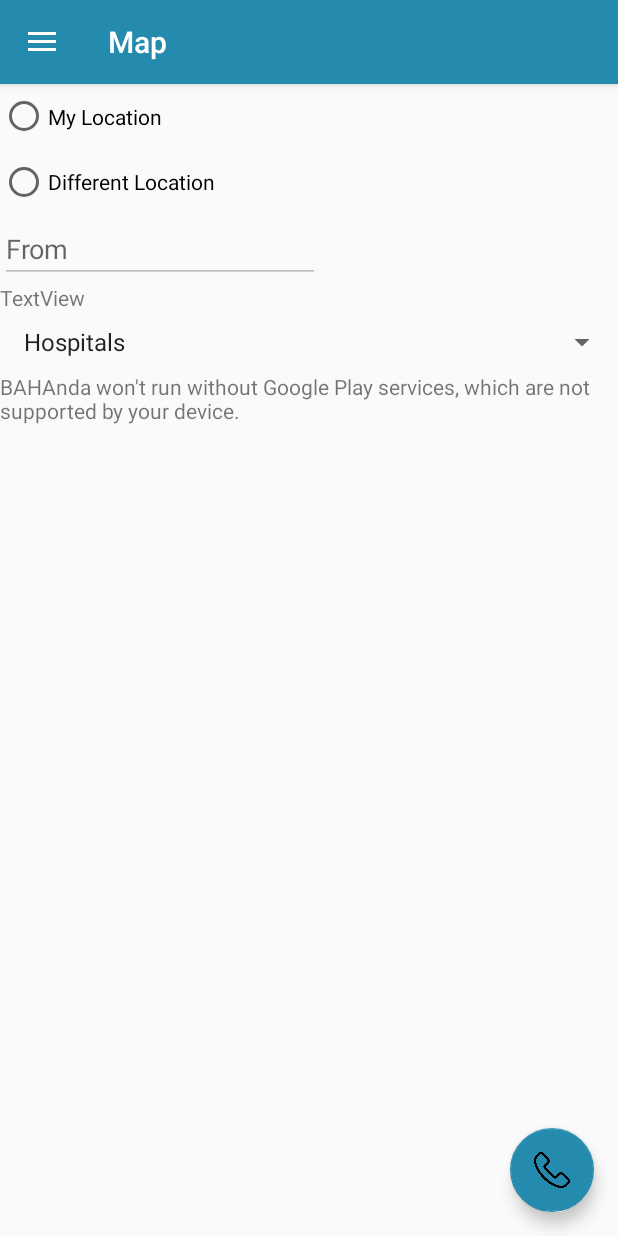
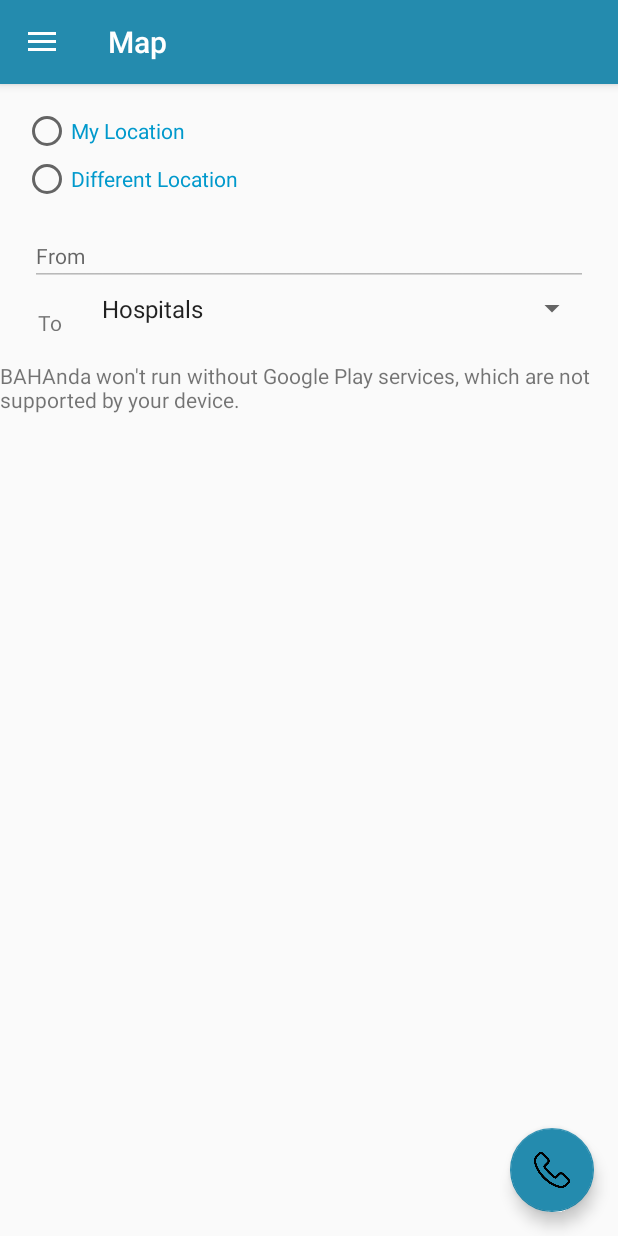
Before and after one commit to 2015084962/BAHAnda, an Android app: the map_activity screen opened directly, with no data from a screen before it, on a phone screen of 412 x 824 dp. Run offline under Robolectric (Android 15) with nearby library versions, the phone set to English and light mode, and no system bars.

Commit message:
Updated Map Activity layout

```diff
--- a/app/src/main/res/layout/content_map_activity.xml
+++ b/app/src/main/res/layout/content_map_activity.xml
@@ -3,6 +3,7 @@
     xmlns:tools="http://schemas.android.com/tools"
     android:layout_width="match_parent"
     android:layout_height="match_parent"
+    android:layout_margin="5dp"
     android:orientation="vertical"
     tools:context="com.cornell.diaz.map_activity">
     <!--tools:showIn="@layout/app_bar_main">-->
@@ -15,46 +16,65 @@
 
     <RadioGroup
         android:id="@+id/rgroup"
-        android:layout_width="217dp"
-        android:layout_height="87dp">
+        android:layout_width="match_parent"
+        android:layout_height="wrap_content"
+        android:layout_margin="5dp"
+        android:orientation="vertical"
+        android:padding="10dp">
 
         <RadioButton
             android:id="@+id/myLocation"
             android:layout_width="match_parent"
+            android:layout_height="wrap_content"
+            android:layout_weight="1"
             android:onClick="rbclick"
-            android:layout_height="8dp"
-            android:layout_weight="1"
-            android:text="@string/myLocation" />
+            android:text="@string/myLocation"
+            android:textColor="@android:color/holo_blue_dark" />
 
         <RadioButton
             android:id="@+id/diffLocation"
             android:layout_width="match_parent"
-            android:layout_height="8dp"
+            android:layout_height="wrap_content"
+            android:layout_weight="1"
             android:onClick="rbclick"
-            android:layout_weight="1"
-            android:text="@string/diffLocation" />
+            android:text="@string/diffLocation"
+            android:textColor="@android:color/holo_blue_dark" />
     </RadioGroup>
 
     <EditText
         android:id="@+id/diffloc"
-        android:layout_width="wrap_content"
+        android:layout_width="match_parent"
         android:layout_height="wrap_content"
-        android:ems="10"
+        android:layout_marginLeft="20dp"
+        android:layout_marginRight="20dp"
+        android:autofillHints="@string/hint1"
         android:hint="@string/hint1"
-        android:autofillHints="@string/hint1"
         android:inputType="textPersonName"
-        android:textColorLink="@color/colorPrimary" />
+        android:textColorLink="@color/colorPrimary"
+        android:textSize="14sp" />
+
+    <LinearLayout
+        android:layout_width="match_parent"
+        android:layout_height="wrap_content"
+        android:layout_marginLeft="20dp"
+        android:layout_marginRight="20dp"
+        android:layout_marginBottom="20dp"
+        android:orientation="horizontal">
 
         <TextView
             android:id="@+id/textView14"
-        android:layout_width="match_parent"
+            android:layout_width="wrap_content"
             android:layout_height="wrap_content"
-        android:text="TextView" />
+            android:layout_marginRight="5dp"
+            android:padding="5dp"
+            android:text="To"
+            android:textSize="14sp" />
 
         <Spinner
             android:id="@+id/establishments"
             android:layout_width="match_parent"
-        android:layout_height="40dp" />
+            android:layout_height="match_parent" />
+    </LinearLayout>
 
     <fragment xmlns:android="http://schemas.android.com/apk/res/android"
         xmlns:map="http://schemas.android.com/apk/res-auto"
```
Lines whose indentation alone changed are shown as unchanged.
